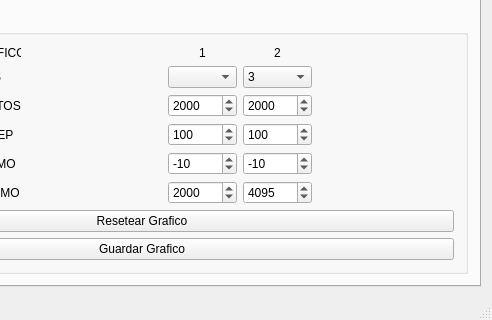
Qt form mainwindow.ui (brians444/hydraulic-logger) before a commit; both pictures show x 208 to 700 and y 427 to 747 of the 700 by 747 pixel window.
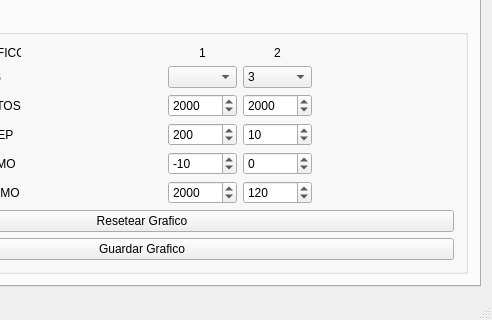
The same form after that commit. The open tabs and pages were chosen to show the change. Custom widgets are drawn as their Qt base class.

Commit message: Agregando graficos de temperaturas

```diff
--- a/mainwindow.ui
+++ b/mainwindow.ui
@@ -617,7 +617,7 @@
                       <number>10</number>
                      </property>
                      <property name="value">
-                      <number>100</number>
+                      <number>200</number>
                      </property>
                     </widget>
                    </item>
@@ -639,7 +639,7 @@
                       <number>10</number>
                      </property>
                      <property name="value">
-                      <number>100</number>
+                      <number>10</number>
                      </property>
                     </widget>
                    </item>
@@ -728,7 +728,7 @@
                       <number>10</number>
                      </property>
                      <property name="value">
-                      <number>-10</number>
+                      <number>0</number>
                      </property>
                     </widget>
                    </item>
@@ -805,7 +805,7 @@
                       <number>10</number>
                      </property>
                      <property name="value">
-                      <number>4095</number>
+                      <number>120</number>
                      </property>
                     </widget>
                    </item>
```
Left out of the diff: 2 changed lines with no effect on the pictures. The commit also changes 2 other files.
